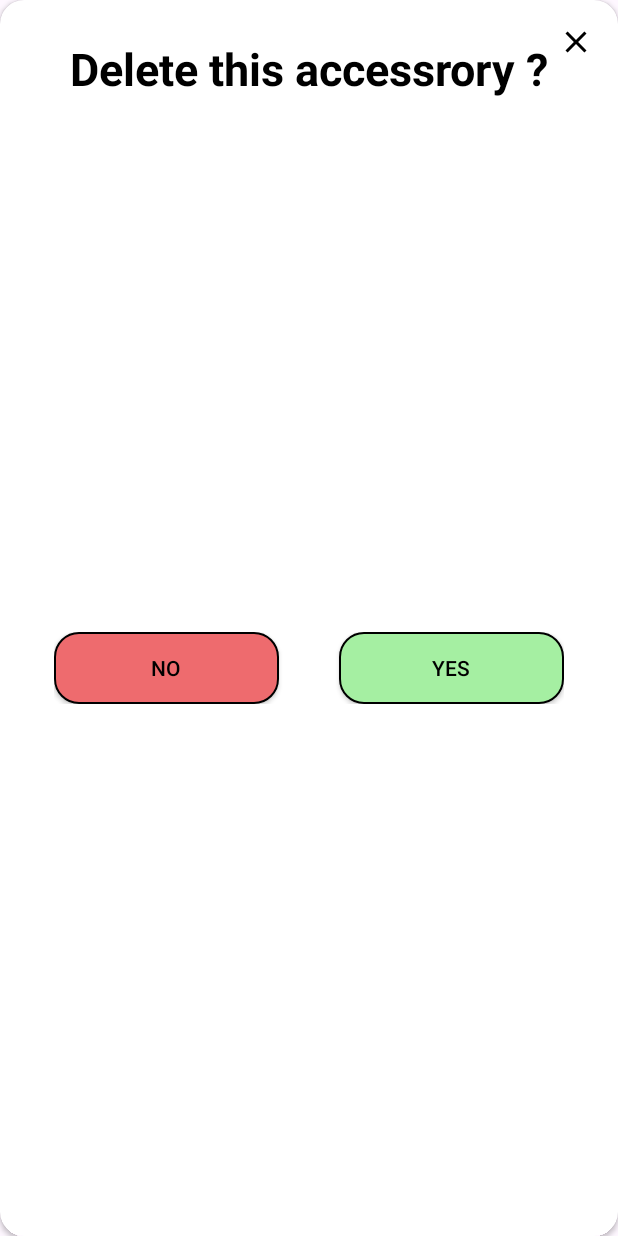
After one commit to tuannguyen2208nat/Intern_2024, an Android app: the layout custom_dialog_box_delete_relay.xml on its own in the app's theme, with its tools: preview values and no code run, on a phone screen of 412 x 824 dp. The commit adds this screen. Run offline under Robolectric (Android 15) with nearby library versions, the phone set to English and light mode, and no system bars.

Commit message:
update code

```diff
--- a/Front_end/app/src/main/java/com/example/intern_2024/adapter/RelayAdapter.java
+++ b/Front_end/app/src/main/java/com/example/intern_2024/adapter/RelayAdapter.java
@@ -49,18 +49,21 @@ public class RelayAdapter extends RecyclerView.Adapter<RelayAdapter.UserViewHold
         holder.relayName.setOnClickListener(new View.OnClickListener() {
             @Override
             public void onClick(View v) {
-              mIClickListener.onClickupdateRelay(listRelayItem);
+
+                mIClickListener.onClickupdateRelay(listRelayItem);
             }
         });
         holder.deleteButton.setOnClickListener(new View.OnClickListener() {
             @Override
             public void onClick(View v) {
+
                 mIClickListener.onClickdeleteRelay(listRelayItem);
             }
         });
         holder.labeledSwitch.setOnToggledListener(new OnToggledListener() {
             @Override
             public void onSwitched(ToggleableView toggleableView, boolean isOn) {
+
                    mIClickListener.onClickuseRelay(listRelayItem);
             }
         });
--- /dev/null
+++ b/Front_end/app/src/main/res/layout/custom_dialog_box_delete_relay.xml
@@ -0,0 +1,69 @@
+<?xml version="1.0" encoding="utf-8"?>
+<androidx.cardview.widget.CardView xmlns:android="http://schemas.android.com/apk/res/android"
+    android:layout_width="match_parent"
+    android:layout_height="match_parent"
+    xmlns:app="http://schemas.android.com/apk/res-auto"
+    app:cardCornerRadius="16dp">
+
+    <androidx.constraintlayout.widget.ConstraintLayout
+        android:layout_width="match_parent"
+        android:layout_height="match_parent">
+        <ImageView
+            android:id="@+id/close_button"
+            android:layout_width="wrap_content"
+            android:layout_height="wrap_content"
+            android:src="@drawable/ic_close"
+            app:layout_constraintEnd_toEndOf="parent"
+            app:layout_constraintTop_toTopOf="parent"
+            android:layout_margin="16dp" />
+
+        <TextView
+            android:id="@+id/textview_1"
+            android:layout_width="wrap_content"
+            android:layout_height="wrap_content"
+            android:layout_marginTop="25dp"
+            android:text="Delete this accessrory ?"
+            android:textColor="@color/black"
+            android:textSize="30sp"
+            android:textStyle="bold"
+            app:layout_constraintEnd_toEndOf="parent"
+            app:layout_constraintStart_toStartOf="parent"
+            app:layout_constraintTop_toTopOf="parent" />
+
+        <LinearLayout
+            android:id="@+id/linearlayout_1"
+            android:layout_width="wrap_content"
+            android:layout_height="wrap_content"
+            android:layout_marginVertical="30dp"
+            android:orientation="horizontal"
+            app:layout_constraintBottom_toBottomOf="parent"
+            app:layout_constraintEnd_toEndOf="parent"
+            app:layout_constraintStart_toStartOf="parent"
+            app:layout_constraintTop_toBottomOf="@+id/textview_1">
+
+            <androidx.appcompat.widget.AppCompatButton
+                android:id="@+id/button_no"
+                android:layout_width="150dp"
+                android:layout_height="match_parent"
+                android:layout_gravity="center"
+                android:background="@drawable/button_form_sign_out"
+                android:text="No"
+                android:textColor="@color/black"
+                android:layout_marginRight="20dp"/>
+
+
+            <androidx.appcompat.widget.AppCompatButton
+                android:id="@+id/button_yes"
+                android:layout_width="150dp"
+                android:layout_height="match_parent"
+                android:layout_gravity="center"
+                android:background="@drawable/button_form_login"
+                android:text="Yes"
+                android:textColor="@color/black"
+                android:layout_marginLeft="20dp"/>
+
+        </LinearLayout>
+
+    </androidx.constraintlayout.widget.ConstraintLayout>
+
+</androidx.cardview.widget.CardView>
```
Also changed, not shown: Front_end/app/src/main/java/com/example/intern_2024/MainActivity.java (+4 -22 lines), Front_end/app/src/main/java/com/example/intern_2024/fragment/Accessories.java (+45 -48 lines), Front_end/app/src/main/java/com/example/intern_2024/fragment/Profile.java (+9 -0 lines).
